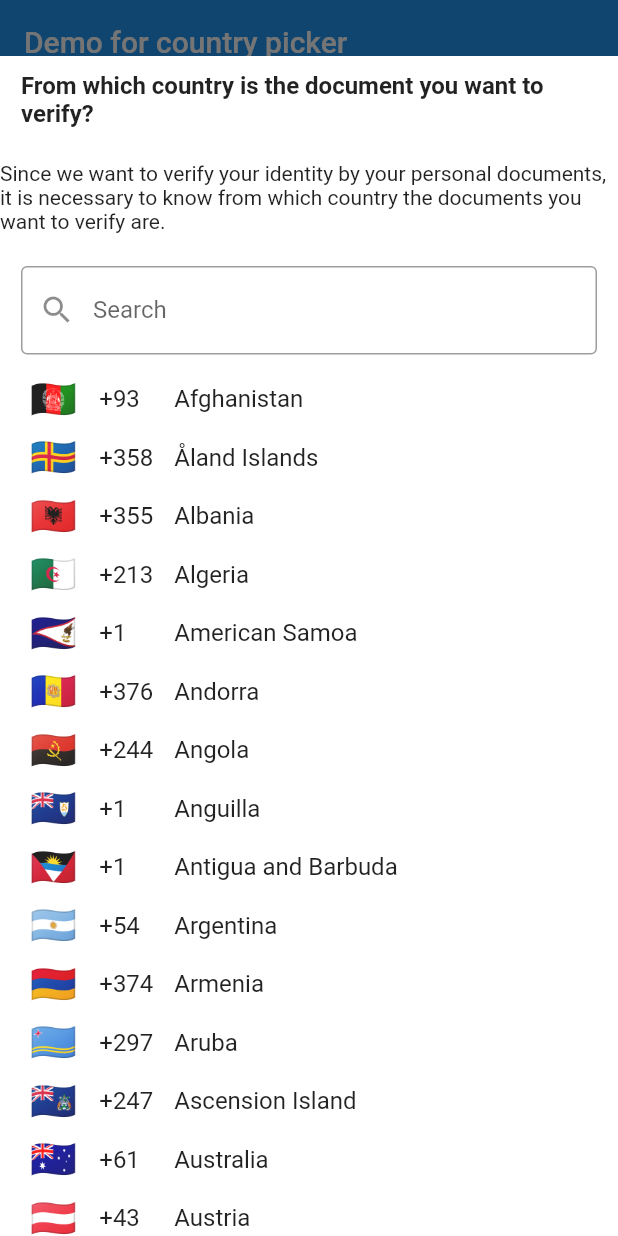
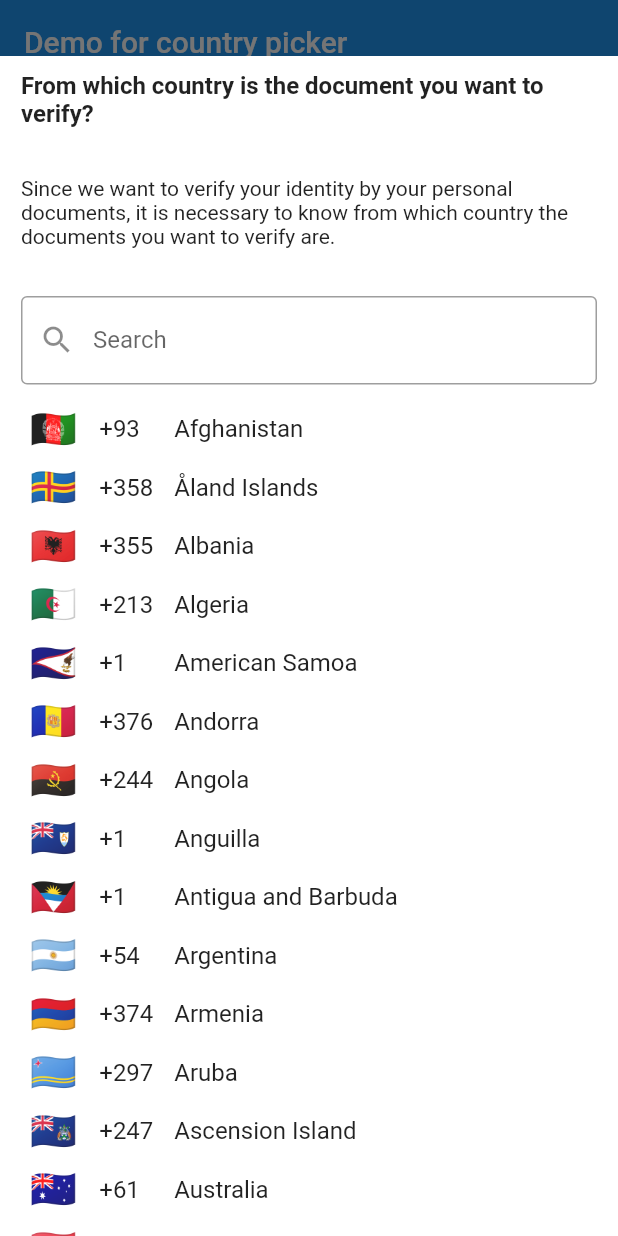
Before and after one commit to jimbertools/flutter-country-picker, a Flutter app: the screen it shows after launch, after a tap on "Show country picker", on a phone screen of 412 x 824 dp. Run offline on Flutter 3.47's test engine with Material 2 defaults, Android fonts, the phone set to English and light mode, and no system bars.

Commit message:
update padding;

```diff
--- a/lib/src/country_list_view.dart
+++ b/lib/src/country_list_view.dart
@@ -92,8 +92,10 @@ class _CountryListViewState extends State<CountryListView> {
         const SizedBox(
           height: 12,
         ),
-        const Text(
-            "Since we want to verify your identity by your personal documents, it is necessary to know from which country the documents you want to verify are."),
+        Container(
+          padding: const EdgeInsets.symmetric(horizontal: 14, vertical: 10),
+          child: const Text(  "Since we want to verify your identity by your personal documents, it is necessary to know from which country the documents you want to verify are."),
+        ),
         const SizedBox(height: 12),
         Padding(
           padding: const EdgeInsets.symmetric(horizontal: 14, vertical: 10),
```
